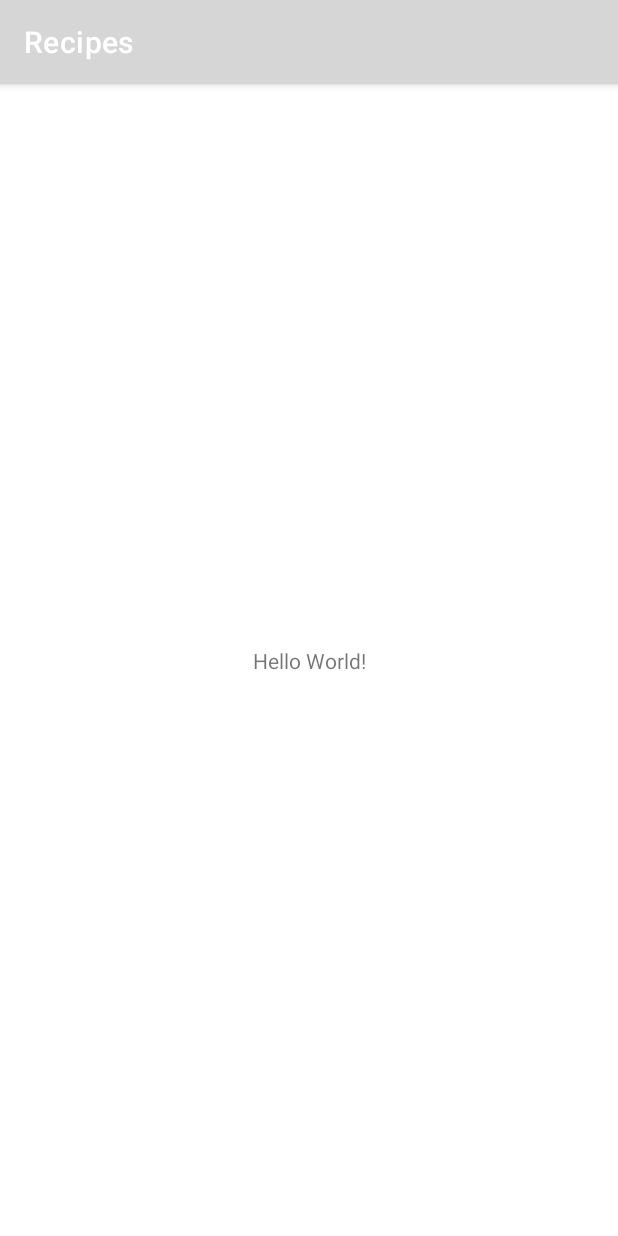
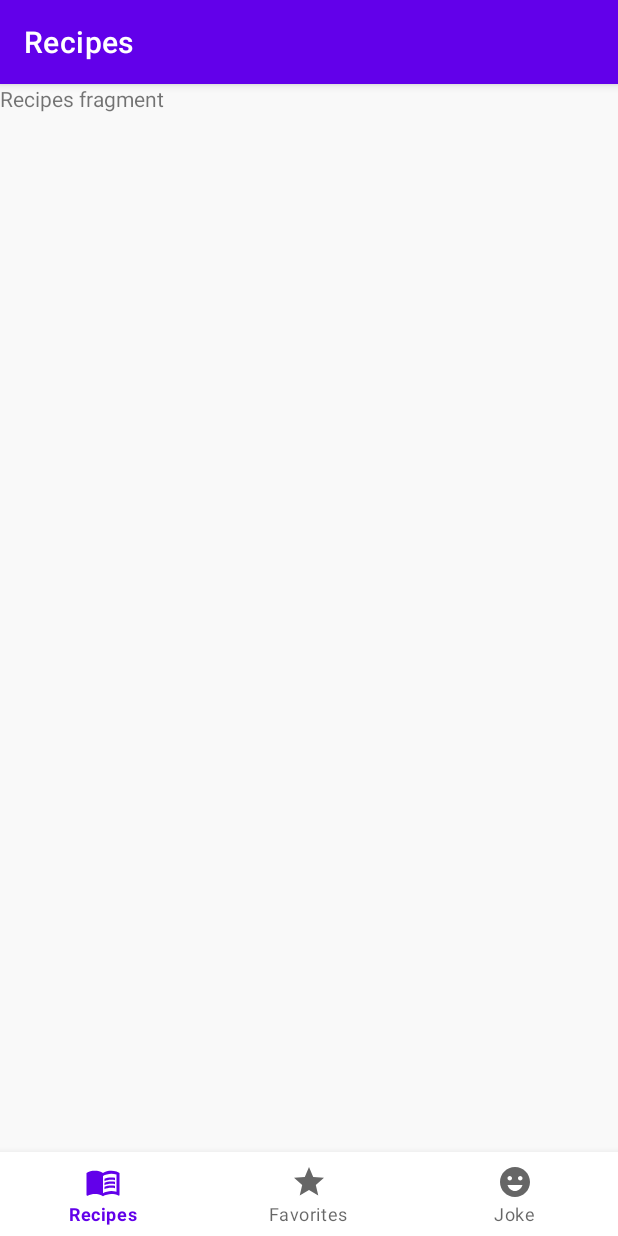
Before and after one commit to ssokolovskyi/recipes, an Android app: the screen it shows after launch (MainActivity), on a phone screen of 412 x 824 dp. Run offline under Robolectric (Android 15) with nearby library versions, the phone set to English and light mode, and no system bars; our stand-ins replace navigation-ui.

Commit message:
Bottom navigation

```diff
--- a/app/build.gradle
+++ b/app/build.gradle
@@ -41,6 +41,7 @@ dependencies {
     implementation 'androidx.appcompat:appcompat:1.3.1'
     implementation 'com.google.android.material:material:1.4.0'
     implementation 'androidx.constraintlayout:constraintlayout:2.1.0'
+    implementation 'androidx.legacy:legacy-support-v4:1.0.0'
     testImplementation 'junit:junit:4.+'
     androidTestImplementation 'androidx.test.ext:junit:1.1.3'
     androidTestImplementation 'androidx.test.espresso:espresso-core:3.4.0'
--- a/app/src/main/AndroidManifest.xml
+++ b/app/src/main/AndroidManifest.xml
@@ -11,7 +11,7 @@
         android:label="@string/app_name"
         android:roundIcon="@mipmap/ic_launcher_round"
         android:supportsRtl="true"
-        android:theme="@style/Theme.Recipes">
+        android:theme="@style/AppTheme">
         <activity
             android:name=".MainActivity"
             android:exported="true">
--- /dev/null
+++ b/app/src/main/java/com/example/recipes/FavoriteRecipesFragment.kt
@@ -0,0 +1,18 @@
+package com.example.recipes
+
+import android.os.Bundle
+import android.view.LayoutInflater
+import android.view.View
+import android.view.ViewGroup
+import androidx.fragment.app.Fragment
+
+class FavoriteRecipesFragment : Fragment() {
+
+    override fun onCreateView(
+        inflater: LayoutInflater, container: ViewGroup?,
+        savedInstanceState: Bundle?
+    ): View? {
+        // Inflate the layout for this fragment
+        return inflater.inflate(R.layout.fragment_favorite_recipes, container, false)
+    }
+}
--- /dev/null
+++ b/app/src/main/java/com/example/recipes/FoodJokeFragment.kt
@@ -0,0 +1,18 @@
+package com.example.recipes
+
+import android.os.Bundle
+import android.view.LayoutInflater
+import android.view.View
+import android.view.ViewGroup
+import androidx.fragment.app.Fragment
+
+class FoodJokeFragment : Fragment() {
+
+    override fun onCreateView(
+        inflater: LayoutInflater, container: ViewGroup?,
+        savedInstanceState: Bundle?
+    ): View? {
+        // Inflate the layout for this fragment
+        return inflater.inflate(R.layout.fragment_food_joke, container, false)
+    }
+}
--- a/app/src/main/java/com/example/recipes/MainActivity.kt
+++ b/app/src/main/java/com/example/recipes/MainActivity.kt
@@ -1,11 +1,36 @@
 package com.example.recipes
 
+import android.os.Bundle
 import androidx.appcompat.app.AppCompatActivity
-import android.os.Bundle
+import androidx.navigation.NavController
+import androidx.navigation.findNavController
+import androidx.navigation.ui.AppBarConfiguration
+import androidx.navigation.ui.setupActionBarWithNavController
+import androidx.navigation.ui.setupWithNavController
+import kotlinx.android.synthetic.main.activity_main.*
 
 class MainActivity : AppCompatActivity() {
+
+    private lateinit var navController: NavController
+
     override fun onCreate(savedInstanceState: Bundle?) {
         super.onCreate(savedInstanceState)
         setContentView(R.layout.activity_main)
+
+        navController = findNavController(R.id.fragmentContainerView)
+        val appBarConfiguration = AppBarConfiguration(
+            setOf(
+                R.id.recipesFragment,
+                R.id.favoriteRecipesFragment,
+                R.id.foodJokeFragment
+            )
+        )
+
+        bottomNavigationView.setupWithNavController(navController)
+        setupActionBarWithNavController(navController, appBarConfiguration)
+    }
+
+    override fun onSupportNavigateUp(): Boolean {
+        return navController.navigateUp() || super.onSupportNavigateUp()
     }
 }
--- /dev/null
+++ b/app/src/main/java/com/example/recipes/RecipesFragment.kt
@@ -0,0 +1,18 @@
+package com.example.recipes
+
+import android.os.Bundle
+import android.view.LayoutInflater
+import android.view.View
+import android.view.ViewGroup
+import androidx.fragment.app.Fragment
+
+class RecipesFragment : Fragment() {
+
+    override fun onCreateView(
+        inflater: LayoutInflater, container: ViewGroup?,
+        savedInstanceState: Bundle?
+    ): View? {
+        // Inflate the layout for this fragment
+        return inflater.inflate(R.layout.fragment_recipes, container, false)
+    }
+}
--- /dev/null
+++ b/app/src/main/res/drawable/ic_book.xml
@@ -0,0 +1,20 @@
+<vector xmlns:android="http://schemas.android.com/apk/res/android"
+    android:width="24dp"
+    android:height="24dp"
+    android:viewportWidth="24"
+    android:viewportHeight="24"
+    android:tint="?attr/colorControlNormal"
+    android:autoMirrored="true">
+  <path
+      android:fillColor="@android:color/white"
+      android:pathData="M21,5c-1.11,-0.35 -2.33,-0.5 -3.5,-0.5c-1.95,0 -4.05,0.4 -5.5,1.5c-1.45,-1.1 -3.55,-1.5 -5.5,-1.5S2.45,4.9 1,6v14.65c0,0.25 0.25,0.5 0.5,0.5c0.1,0 0.15,-0.05 0.25,-0.05C3.1,20.45 5.05,20 6.5,20c1.95,0 4.05,0.4 5.5,1.5c1.35,-0.85 3.8,-1.5 5.5,-1.5c1.65,0 3.35,0.3 4.75,1.05c0.1,0.05 0.15,0.05 0.25,0.05c0.25,0 0.5,-0.25 0.5,-0.5V6C22.4,5.55 21.75,5.25 21,5zM21,18.5c-1.1,-0.35 -2.3,-0.5 -3.5,-0.5c-1.7,0 -4.15,0.65 -5.5,1.5V8c1.35,-0.85 3.8,-1.5 5.5,-1.5c1.2,0 2.4,0.15 3.5,0.5V18.5z"/>
+  <path
+      android:fillColor="@android:color/white"
+      android:pathData="M17.5,10.5c0.88,0 1.73,0.09 2.5,0.26V9.24C19.21,9.09 18.36,9 17.5,9c-1.7,0 -3.24,0.29 -4.5,0.83v1.66C14.13,10.85 15.7,10.5 17.5,10.5z"/>
+  <path
+      android:fillColor="@android:color/white"
+      android:pathData="M13,12.49v1.66c1.13,-0.64 2.7,-0.99 4.5,-0.99c0.88,0 1.73,0.09 2.5,0.26V11.9c-0.79,-0.15 -1.64,-0.24 -2.5,-0.24C15.8,11.66 14.26,11.96 13,12.49z"/>
+  <path
+      android:fillColor="@android:color/white"
+      android:pathData="M17.5,14.33c-1.7,0 -3.24,0.29 -4.5,0.83v1.66c1.13,-0.64 2.7,-0.99 4.5,-0.99c0.88,0 1.73,0.09 2.5,0.26v-1.52C19.21,14.41 18.36,14.33 17.5,14.33z"/>
+</vector>
--- /dev/null
+++ b/app/src/main/res/drawable/ic_emoji.xml
@@ -0,0 +1,10 @@
+<vector xmlns:android="http://schemas.android.com/apk/res/android"
+    android:width="24dp"
+    android:height="24dp"
+    android:viewportWidth="24"
+    android:viewportHeight="24"
+    android:tint="?attr/colorControlNormal">
+  <path
+      android:fillColor="@android:color/white"
+      android:pathData="M11.99,2C6.47,2 2,6.48 2,12c0,5.52 4.47,10 9.99,10C17.52,22 22,17.52 22,12C22,6.48 17.52,2 11.99,2zM8.5,8C9.33,8 10,8.67 10,9.5S9.33,11 8.5,11S7,10.33 7,9.5S7.67,8 8.5,8zM12,18c-2.28,0 -4.22,-1.66 -5,-4h10C16.22,16.34 14.28,18 12,18zM15.5,11c-0.83,0 -1.5,-0.67 -1.5,-1.5S14.67,8 15.5,8S17,8.67 17,9.5S16.33,11 15.5,11z"/>
+</vector>
--- /dev/null
+++ b/app/src/main/res/drawable/ic_star.xml
@@ -0,0 +1,10 @@
+<vector xmlns:android="http://schemas.android.com/apk/res/android"
+    android:width="24dp"
+    android:height="24dp"
+    android:viewportWidth="24"
+    android:viewportHeight="24"
+    android:tint="?attr/colorControlNormal">
+  <path
+      android:fillColor="@android:color/white"
+      android:pathData="M12,17.27L18.18,21l-1.64,-7.03L22,9.24l-7.19,-0.61L12,2 9.19,8.63 2,9.24l5.46,4.73L5.82,21z"/>
+</vector>
--- a/app/src/main/res/layout/activity_main.xml
+++ b/app/src/main/res/layout/activity_main.xml
@@ -4,15 +4,29 @@
     xmlns:tools="http://schemas.android.com/tools"
     android:layout_width="match_parent"
     android:layout_height="match_parent"
+    android:background="@color/lightGray"
     tools:context=".MainActivity">
 
-    <TextView
-        android:layout_width="wrap_content"
+    <fragment
+        android:id="@+id/fragmentContainerView"
+        android:name="androidx.navigation.fragment.NavHostFragment"
+        android:layout_width="0dp"
+        android:layout_height="0dp"
+        app:defaultNavHost="true"
+        app:layout_constraintBottom_toTopOf="@+id/bottomNavigationView"
+        app:layout_constraintEnd_toEndOf="parent"
+        app:layout_constraintStart_toStartOf="parent"
+        app:layout_constraintTop_toTopOf="parent"
+        app:navGraph="@navigation/bottom_navigation" />
+
+    <com.google.android.material.bottomnavigation.BottomNavigationView
+        android:id="@+id/bottomNavigationView"
+        android:layout_width="0dp"
         android:layout_height="wrap_content"
-        android:text="Hello World!"
         app:layout_constraintBottom_toBottomOf="parent"
-        app:layout_constraintLeft_toLeftOf="parent"
-        app:layout_constraintRight_toRightOf="parent"
-        app:layout_constraintTop_toTopOf="parent" />
+        app:layout_constraintEnd_toEndOf="parent"
+        app:layout_constraintHorizontal_bias="0.5"
+        app:layout_constraintStart_toStartOf="parent"
+        app:menu="@menu/bottom_navigation_menu" />
 
 </androidx.constraintlayout.widget.ConstraintLayout>
--- /dev/null
+++ b/app/src/main/res/layout/fragment_favorite_recipes.xml
@@ -0,0 +1,14 @@
+<?xml version="1.0" encoding="utf-8"?>
+<androidx.constraintlayout.widget.ConstraintLayout xmlns:android="http://schemas.android.com/apk/res/android"
+    xmlns:tools="http://schemas.android.com/tools"
+    android:layout_width="match_parent"
+    android:layout_height="match_parent"
+    android:background="@color/lightGray"
+    tools:context=".FavoriteRecipesFragment">
+
+    <TextView
+        android:layout_width="match_parent"
+        android:layout_height="match_parent"
+        android:text="Favorite recipes fragment" />
+
+</androidx.constraintlayout.widget.ConstraintLayout>
--- /dev/null
+++ b/app/src/main/res/layout/fragment_food_joke.xml
@@ -0,0 +1,14 @@
+<?xml version="1.0" encoding="utf-8"?>
+<androidx.constraintlayout.widget.ConstraintLayout xmlns:android="http://schemas.android.com/apk/res/android"
+    xmlns:tools="http://schemas.android.com/tools"
+    android:layout_width="match_parent"
+    android:layout_height="match_parent"
+    android:background="@color/lightGray"
+    tools:context=".FoodJokeFragment">
+
+    <TextView
+        android:layout_width="match_parent"
+        android:layout_height="match_parent"
+        android:text="Food joke fragment" />
+
+</androidx.constraintlayout.widget.ConstraintLayout>
--- /dev/null
+++ b/app/src/main/res/layout/fragment_recipes.xml
@@ -0,0 +1,14 @@
+<?xml version="1.0" encoding="utf-8"?>
+<androidx.coordinatorlayout.widget.CoordinatorLayout xmlns:android="http://schemas.android.com/apk/res/android"
+    xmlns:tools="http://schemas.android.com/tools"
+    android:layout_width="match_parent"
+    android:layout_height="match_parent"
+    android:background="@color/lightGray"
+    tools:context=".RecipesFragment">
+
+    <TextView
+        android:layout_width="match_parent"
+        android:layout_height="match_parent"
+        android:text="Recipes fragment" />
+
+</androidx.coordinatorlayout.widget.CoordinatorLayout>
--- /dev/null
+++ b/app/src/main/res/menu/bottom_navigation_menu.xml
@@ -0,0 +1,18 @@
+<?xml version="1.0" encoding="utf-8"?>
+<menu xmlns:android="http://schemas.android.com/apk/res/android">
+
+    <item
+        android:id="@+id/recipesFragment"
+        android:icon="@drawable/ic_book"
+        android:title="@string/recipes_fragment" />
+
+    <item
+        android:id="@+id/favoriteRecipesFragment"
+        android:icon="@drawable/ic_star"
+        android:title="@string/favorite_recipes_fragment" />
+
+    <item
+        android:id="@+id/foodJokeFragment"
+        android:icon="@drawable/ic_emoji"
+        android:title="@string/food_joke_fragment" />
+</menu>
--- /dev/null
+++ b/app/src/main/res/navigation/bottom_navigation.xml
@@ -0,0 +1,23 @@
+<?xml version="1.0" encoding="utf-8"?>
+<navigation xmlns:android="http://schemas.android.com/apk/res/android"
+    xmlns:app="http://schemas.android.com/apk/res-auto"
+    xmlns:tools="http://schemas.android.com/tools"
+    android:id="@+id/bottom_navigation"
+    app:startDestination="@id/recipesFragment">
+
+    <fragment
+        android:id="@+id/recipesFragment"
+        android:name="com.example.recipes.RecipesFragment"
+        android:label="Recipes"
+        tools:layout="@layout/fragment_recipes" />
+    <fragment
+        android:id="@+id/favoriteRecipesFragment"
+        android:name="com.example.recipes.FavoriteRecipesFragment"
+        android:label="Favorites"
+        tools:layout="@layout/fragment_favorite_recipes" />
+    <fragment
+        android:id="@+id/foodJokeFragment"
+        android:name="com.example.recipes.FoodJokeFragment"
+        android:label="Food joke"
+        tools:layout="@layout/fragment_food_joke" />
+</navigation>
--- a/app/src/main/res/values-night/themes.xml
+++ /dev/null
@@ -1,16 +0,0 @@
-<resources xmlns:tools="http://schemas.android.com/tools">
-    <!-- Base application theme. -->
-    <style name="Theme.Recipes" parent="Theme.MaterialComponents.DayNight.DarkActionBar">
-        <!-- Primary brand color. -->
-        <item name="colorPrimary">@color/purple_200</item>
-        <item name="colorPrimaryVariant">@color/purple_700</item>
-        <item name="colorOnPrimary">@color/black</item>
-        <!-- Secondary brand color. -->
-        <item name="colorSecondary">@color/teal_200</item>
-        <item name="colorSecondaryVariant">@color/teal_200</item>
-        <item name="colorOnSecondary">@color/black</item>
-        <!-- Status bar color. -->
-        <item name="android:statusBarColor" tools:targetApi="l">?attr/colorPrimaryVariant</item>
-        <!-- Customize your theme here. -->
-    </style>
-</resources>
--- a/app/src/main/res/values/strings.xml
+++ b/app/src/main/res/values/strings.xml
@@ -1,3 +1,7 @@
 <resources>
     <string name="app_name">Recipes</string>
+    <string name="hello_blank_fragment">Hello blank fragment</string>
+    <string name="recipes_fragment">Recipes</string>
+    <string name="favorite_recipes_fragment">Favorites</string>
+    <string name="food_joke_fragment">Joke</string>
 </resources>
--- a/app/src/main/res/values/themes.xml
+++ b/app/src/main/res/values/themes.xml
@@ -1,16 +1,9 @@
 <resources xmlns:tools="http://schemas.android.com/tools">
     <!-- Base application theme. -->
-    <style name="Theme.Recipes" parent="Theme.MaterialComponents.DayNight.DarkActionBar">
-        <!-- Primary brand color. -->
-        <item name="colorPrimary">@color/purple_500</item>
-        <item name="colorPrimaryVariant">@color/purple_700</item>
-        <item name="colorOnPrimary">@color/white</item>
-        <!-- Secondary brand color. -->
-        <item name="colorSecondary">@color/teal_200</item>
-        <item name="colorSecondaryVariant">@color/teal_700</item>
-        <item name="colorOnSecondary">@color/black</item>
-        <!-- Status bar color. -->
-        <item name="android:statusBarColor" tools:targetApi="l">?attr/colorPrimaryVariant</item>
+    <style name="AppTheme" parent="Theme.MaterialComponents.DayNight.DarkActionBar">
         <!-- Customize your theme here. -->
+        <item name="colorPrimary">@color/colorPrimary</item>
+        <item name="colorPrimaryDark">@color/colorPrimaryDark</item>
+        <item name="colorAccent">@color/colorAccent</item>
     </style>
 </resources>
```
